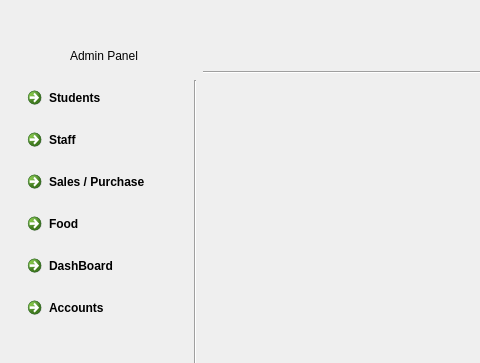
Omoshlawi/smart_cafteria, file resources/layouts/staffWindow.ui: the form before one commit; both pictures show x 0 to 480 and y 0 to 363 of the 800 by 889 pixel window.
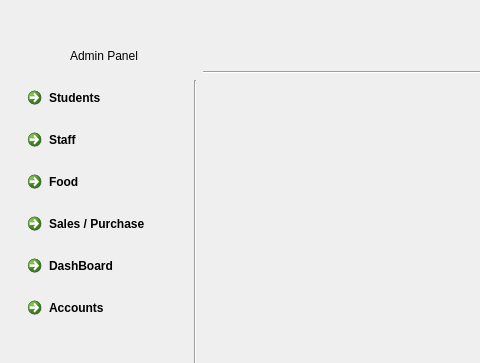
The form after the commit.

Commit message: Food ui fixed, also food addition and item double clicked added

Patch:
```diff
--- a/resources/layouts/staffWindow.ui
+++ b/resources/layouts/staffWindow.ui
@@ -55,16 +55,16 @@
           </widget>
          </item>
          <item>
-          <widget class="QCommandLinkButton" name="manageSales">
+          <widget class="QCommandLinkButton" name="manageFood">
            <property name="text">
-            <string>Sales / Purchase</string>
+            <string>Food</string>
            </property>
           </widget>
          </item>
          <item>
-          <widget class="QCommandLinkButton" name="manageFood">
+          <widget class="QCommandLinkButton" name="manageSales">
            <property name="text">
-            <string>Food</string>
+            <string>Sales / Purchase</string>
            </property>
           </widget>
          </item>
```
The commit also changes 12 other files.
